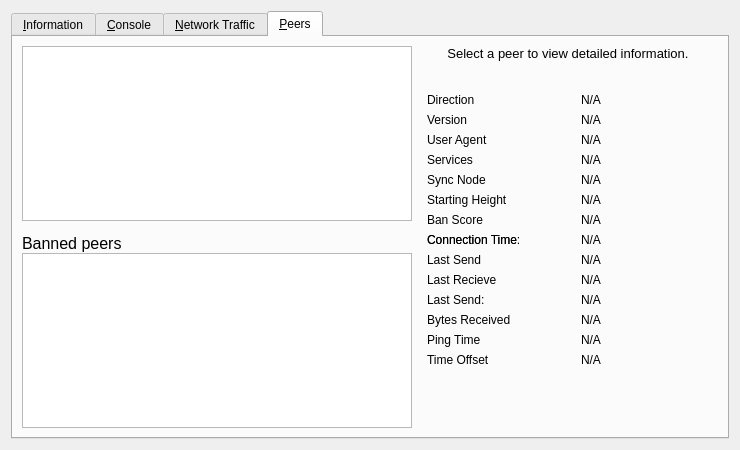
Old version of the form src/qt/forms/rpcconsole.ui in the repository aliothcoin/aliothcoin.
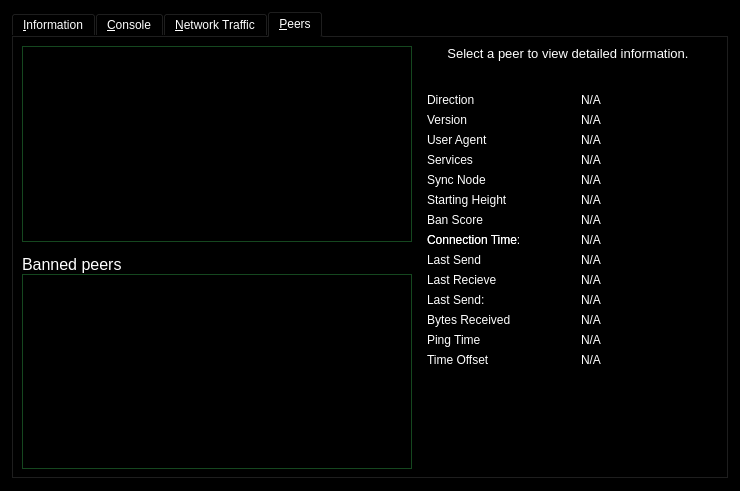
New version of the form. Icons and pictures are not drawn. Custom widgets are drawn as their Qt base class.

The edit to the form file:
```diff
--- a/src/qt/forms/rpcconsole.ui
+++ b/src/qt/forms/rpcconsole.ui
@@ -7,9 +7,424 @@
     <x>0</x>
     <y>0</y>
     <width>740</width>
-    <height>450</height>
+    <height>491</height>
    </rect>
   </property>
+  <property name="palette">
+   <palette>
+    <active>
+     <colorrole role="WindowText">
+      <brush brushstyle="SolidPattern">
+       <color alpha="255">
+        <red>255</red>
+        <green>255</green>
+        <blue>255</blue>
+       </color>
+      </brush>
+     </colorrole>
+     <colorrole role="Button">
+      <brush brushstyle="SolidPattern">
+       <color alpha="255">
+        <red>0</red>
+        <green>0</green>
+        <blue>0</blue>
+       </color>
+      </brush>
+     </colorrole>
+     <colorrole role="Light">
+      <brush brushstyle="SolidPattern">
+       <color alpha="255">
+        <red>0</red>
+        <green>0</green>
+        <blue>0</blue>
+       </color>
+      </brush>
+     </colorrole>
+     <colorrole role="Midlight">
+      <brush brushstyle="SolidPattern">
+       <color alpha="255">
+        <red>0</red>
+        <green>0</green>
+        <blue>0</blue>
+       </color>
+      </brush>
+     </colorrole>
+     <colorrole role="Dark">
+      <brush brushstyle="SolidPattern">
+       <color alpha="255">
+        <red>0</red>
+        <green>0</green>
+        <blue>0</blue>
+       </color>
+      </brush>
+     </colorrole>
+     <colorrole role="Mid">
+      <brush brushstyle="SolidPattern">
+       <color alpha="255">
+        <red>0</red>
+        <green>0</green>
+        <blue>0</blue>
+       </color>
+      </brush>
+     </colorrole>
+     <colorrole role="Text">
+      <brush brushstyle="SolidPattern">
+       <color alpha="255">
+        <red>255</red>
+        <green>255</green>
+        <blue>255</blue>
+       </color>
+      </brush>
+     </colorrole>
+     <colorrole role="BrightText">
+      <brush brushstyle="SolidPattern">
+       <color alpha="255">
+        <red>255</red>
+        <green>255</green>
+        <blue>255</blue>
+       </color>
+      </brush>
+     </colorrole>
+     <colorrole role="ButtonText">
+      <brush brushstyle="SolidPattern">
+       <color alpha="255">
+        <red>255</red>
+        <green>255</green>
+        <blue>255</blue>
+       </color>
+      </brush>
+     </colorrole>
+     <colorrole role="Base">
+      <brush brushstyle="SolidPattern">
+       <color alpha="255">
+        <red>0</red>
+        <green>0</green>
+        <blue>0</blue>
+       </color>
+      </brush>
+     </colorrole>
+     <colorrole role="Window">
+      <brush brushstyle="SolidPattern">
+       <color alpha="255">
+        <red>0</red>
+        <green>0</green>
+        <blue>0</blue>
+       </color>
+      </brush>
+     </colorrole>
+     <colorrole role="Shadow">
+      <brush brushstyle="SolidPattern">
+       <color alpha="255">
+        <red>0</red>
+        <green>0</green>
+        <blue>0</blue>
+       </color>
+      </brush>
+     </colorrole>
+     <colorrole role="AlternateBase">
+      <brush brushstyle="SolidPattern">
+       <color alpha="255">
+        <red>0</red>
+        <green>0</green>
+        <blue>0</blue>
+       </color>
+      </brush>
+     </colorrole>
+     <colorrole role="ToolTipBase">
+      <brush brushstyle="SolidPattern">
+       <color alpha="255">
+        <red>255</red>
+        <green>255</green>
+        <blue>220</blue>
+       </color>
+      </brush>
+     </colorrole>
+     <colorrole role="ToolTipText">
+      <brush brushstyle="SolidPattern">
+       <color alpha="255">
+        <red>0</red>
+        <green>0</green>
+        <blue>0</blue>
+       </color>
+      </brush>
+     </colorrole>
+    </active>
+    <inactive>
+     <colorrole role="WindowText">
+      <brush brushstyle="SolidPattern">
+       <color alpha="255">
+        <red>255</red>
+        <green>255</green>
+        <blue>255</blue>
+       </color>
+      </brush>
+     </colorrole>
+     <colorrole role="Button">
+      <brush brushstyle="SolidPattern">
+       <color alpha="255">
+        <red>0</red>
+        <green>0</green>
+        <blue>0</blue>
+       </color>
+      </brush>
+     </colorrole>
+     <colorrole role="Light">
+      <brush brushstyle="SolidPattern">
+       <color alpha="255">
+        <red>0</red>
+        <green>0</green>
+        <blue>0</blue>
+       </color>
+      </brush>
+     </colorrole>
+     <colorrole role="Midlight">
+      <brush brushstyle="SolidPattern">
+       <color alpha="255">
+        <red>0</red>
+        <green>0</green>
+        <blue>0</blue>
+       </color>
+      </brush>
+     </colorrole>
+     <colorrole role="Dark">
+      <brush brushstyle="SolidPattern">
+       <color alpha="255">
+        <red>0</red>
+        <green>0</green>
+        <blue>0</blue>
+       </color>
+      </brush>
+     </colorrole>
+     <colorrole role="Mid">
+      <brush brushstyle="SolidPattern">
+       <color alpha="255">
+        <red>0</red>
+        <green>0</green>
+        <blue>0</blue>
+       </color>
+      </brush>
+     </colorrole>
+     <colorrole role="Text">
+      <brush brushstyle="SolidPattern">
+       <color alpha="255">
+        <red>255</red>
+        <green>255</green>
+        <blue>255</blue>
+       </color>
+      </brush>
+     </colorrole>
+     <colorrole role="BrightText">
+      <brush brushstyle="SolidPattern">
+       <color alpha="255">
+        <red>255</red>
+        <green>255</green>
+        <blue>255</blue>
+       </color>
+      </brush>
+     </colorrole>
+     <colorrole role="ButtonText">
+      <brush brushstyle="SolidPattern">
+       <color alpha="255">
+        <red>255</red>
+        <green>255</green>
+        <blue>255</blue>
+       </color>
+      </brush>
+     </colorrole>
+     <colorrole role="Base">
+      <brush brushstyle="SolidPattern">
+       <color alpha="255">
+        <red>0</red>
+        <green>0</green>
+        <blue>0</blue>
+       </color>
+      </brush>
+     </colorrole>
+     <colorrole role="Window">
+      <brush brushstyle="SolidPattern">
+       <color alpha="255">
+        <red>0</red>
+        <green>0</green>
+        <blue>0</blue>
+       </color>
+      </brush>
+     </colorrole>
+     <colorrole role="Shadow">
+      <brush brushstyle="SolidPattern">
+       <color alpha="255">
+        <red>0</red>
+        <green>0</green>
+        <blue>0</blue>
+       </color>
+      </brush>
+     </colorrole>
+     <colorrole role="AlternateBase">
+      <brush brushstyle="SolidPattern">
+       <color alpha="255">
+        <red>0</red>
+        <green>0</green>
+        <blue>0</blue>
+       </color>
+      </brush>
+     </colorrole>
+     <colorrole role="ToolTipBase">
+      <brush brushstyle="SolidPattern">
+       <color alpha="255">
+        <red>255</red>
+        <green>255</green>
+        <blue>220</blue>
+       </color>
+      </brush>
+     </colorrole>
+     <colorrole role="ToolTipText">
+      <brush brushstyle="SolidPattern">
+       <color alpha="255">
+        <red>0</red>
+        <green>0</green>
+        <blue>0</blue>
+       </color>
+      </brush>
+     </colorrole>
+    </inactive>
+    <disabled>
+     <colorrole role="WindowText">
+      <brush brushstyle="SolidPattern">
+       <color alpha="255">
+        <red>0</red>
+        <green>0</green>
+        <blue>0</blue>
+       </color>
+      </brush>
+     </colorrole>
+     <colorrole role="Button">
+      <brush brushstyle="SolidPattern">
+       <color alpha="255">
+        <red>0</red>
+        <green>0</green>
+        <blue>0</blue>
+       </color>
+      </brush>
+     </colorrole>
+     <colorrole role="Light">
+      <brush brushstyle="SolidPattern">
+       <color alpha="255">
+        <red>0</red>
+        <green>0</green>
+        <blue>0</blue>
+       </color>
+      </brush>
+     </colorrole>
+     <colorrole role="Midlight">
+      <brush brushstyle="SolidPattern">
+       <color alpha="255">
+        <red>0</red>
+        <green>0</green>
+        <blue>0</blue>
+       </color>
+      </brush>
+     </colorrole>
+     <colorrole role="Dark">
+      <brush brushstyle="SolidPattern">
+       <color alpha="255">
+        <red>0</red>
+        <green>0</green>
+        <blue>0</blue>
+       </color>
+      </brush>
+     </colorrole>
+     <colorrole role="Mid">
+      <brush brushstyle="SolidPattern">
+       <color alpha="255">
+        <red>0</red>
+        <green>0</green>
+        <blue>0</blue>
+       </color>
+      </brush>
+     </colorrole>
+     <colorrole role="Text">
+      <brush brushstyle="SolidPattern">
+       <color alpha="255">
+        <red>0</red>
+        <green>0</green>
+        <blue>0</blue>
+       </color>
+      </brush>
+     </colorrole>
+     <colorrole role="BrightText">
+      <brush brushstyle="SolidPattern">
+       <color alpha="255">
+        <red>255</red>
+        <green>255</green>
+        <blue>255</blue>
+       </color>
+      </brush>
+     </colorrole>
+     <colorrole role="ButtonText">
+      <brush brushstyle="SolidPattern">
+       <color alpha="255">
+        <red>0</red>
+        <green>0</green>
+        <blue>0</blue>
+       </color>
+      </brush>
+     </colorrole>
+     <colorrole role="Base">
+      <brush brushstyle="SolidPattern">
+       <color alpha="255">
+        <red>0</red>
+        <green>0</green>
+        <blue>0</blue>
+       </color>
+      </brush>
+     </colorrole>
+     <colorrole role="Window">
+      <brush brushstyle="SolidPattern">
+       <color alpha="255">
+        <red>0</red>
+        <green>0</green>
+        <blue>0</blue>
+       </color>
+      </brush>
+     </colorrole>
+     <colorrole role="Shadow">
+      <brush brushstyle="SolidPattern">
+       <color alpha="255">
+        <red>0</red>
+        <green>0</green>
+        <blue>0</blue>
+       </color>
+      </brush>
+     </colorrole>
+     <colorrole role="AlternateBase">
+      <brush brushstyle="SolidPattern">
+       <color alpha="255">
+        <red>0</red>
+        <green>0</green>
+        <blue>0</blue>
+       </color>
+      </brush>
+     </colorrole>
+     <colorrole role="ToolTipBase">
+      <brush brushstyle="SolidPattern">
+       <color alpha="255">
+        <red>255</red>
+        <green>255</green>
+        <blue>220</blue>
+       </color>
+      </brush>
+     </colorrole>
+     <colorrole role="ToolTipText">
+      <brush brushstyle="SolidPattern">
+       <color alpha="255">
+        <red>0</red>
+        <green>0</green>
+        <blue>0</blue>
+       </color>
+      </brush>
+     </colorrole>
+    </disabled>
+   </palette>
+  </property>
   <property name="windowTitle">
    <string>Alioth - Debug window</string>
   </property>
@@ -736,6 +1151,475 @@
          </property>
          <item>
           <widget class="QTableView" name="peerWidget">
+           <property name="palette">
+            <palette>
+             <active>
+              <colorrole role="WindowText">
+               <brush brushstyle="SolidPattern">
+                <color alpha="255">
+                 <red>255</red>
+                 <green>255</green>
+                 <blue>255</blue>
+                </color>
+               </brush>
+              </colorrole>
+              <colorrole role="Button">
+               <brush brushstyle="SolidPattern">
+                <color alpha="255">
+                 <red>27</red>
+                 <green>92</green>
+                 <blue>40</blue>
+                </color>
+               </brush>
+              </colorrole>
+              <colorrole role="Light">
+               <brush brushstyle="SolidPattern">
+                <color alpha="255">
+                 <red>40</red>
+                 <green>138</green>
+                 <blue>60</blue>
+                </color>
+               </brush>
+              </colorrole>
+              <colorrole role="Midlight">
+               <brush brushstyle="SolidPattern">
+                <color alpha="255">
+                 <red>33</red>
+                 <green>115</green>
+                 <blue>50</blue>
+                </color>
+               </brush>
+              </colorrole>
+              <colorrole role="Dark">
+               <brush brushstyle="SolidPattern">
+                <color alpha="255">
+                 <red>13</red>
+                 <green>46</green>
+                 <blue>20</blue>
+                </color>
+               </brush>
+              </colorrole>
+              <colorrole role="Mid">
+               <brush brushstyle="SolidPattern">
+                <color alpha="255">
+                 <red>18</red>
+                 <green>61</green>
+                 <blue>26</blue>
+                </color>
+               </brush>
+              </colorrole>
+              <colorrole role="Text">
+               <brush brushstyle="SolidPattern">
+                <color alpha="255">
+                 <red>255</red>
+                 <green>255</green>
+                 <blue>255</blue>
+                </color>
+               </brush>
+              </colorrole>
+              <colorrole role="BrightText">
+               <brush brushstyle="SolidPattern">
+                <color alpha="255">
+                 <red>255</red>
+                 <green>255</green>
+                 <blue>255</blue>
+                </color>
+               </brush>
+              </colorrole>
+              <colorrole role="ButtonText">
+               <brush brushstyle="SolidPattern">
+                <color alpha="255">
+                 <red>255</red>
+                 <green>255</green>
+                 <blue>255</blue>
+                </color>
+               </brush>
+              </colorrole>
+              <colorrole role="Base">
+               <brush brushstyle="SolidPattern">
+                <color alpha="255">
+                 <red>0</red>
+                 <green>0</green>
+                 <blue>0</blue>
+                </color>
+               </brush>
+              </colorrole>
+              <colorrole role="Window">
+               <brush brushstyle="SolidPattern">
+                <color alpha="255">
+                 <red>27</red>
+                 <green>92</green>
+                 <blue>40</blue>
+                </color>
+               </brush>
+              </colorrole>
+              <colorrole role="Shadow">
+               <brush brushstyle="SolidPattern">
+                <color alpha="255">
+                 <red>0</red>
+                 <green>0</green>
+                 <blue>0</blue>
+                </color>
+               </brush>
+              </colorrole>
+              <colorrole role="Highlight">
+               <brush brushstyle="SolidPattern">
+                <color alpha="255">
+                 <red>219</red>
+                 <green>239</green>
+                 <blue>198</blue>
+                </color>
+               </brush>
+              </colorrole>
+              <colorrole role="HighlightedText">
+               <brush brushstyle="SolidPattern">
+                <color alpha="255">
+                 <red>30</red>
+                 <green>61</green>
+                 <blue>33</blue>
+                </color>
+               </brush>
+              </colorrole>
+              <colorrole role="AlternateBase">
+               <brush brushstyle="SolidPattern">
+                <color alpha="255">
+                 <red>13</red>
+                 <green>46</green>
+                 <blue>20</blue>
+                </color>
+               </brush>
+              </colorrole>
+              <colorrole role="ToolTipBase">
+               <brush brushstyle="SolidPattern">
+                <color alpha="255">
+                 <red>255</red>
+                 <green>255</green>
+                 <blue>220</blue>
+                </color>
+               </brush>
+              </colorrole>
+              <colorrole role="ToolTipText">
+               <brush brushstyle="SolidPattern">
+                <color alpha="255">
+                 <red>0</red>
+                 <green>0</green>
+                 <blue>0</blue>
+                </color>
+               </brush>
+              </colorrole>
+             </active>
+             <inactive>
+              <colorrole role="WindowText">
+               <brush brushstyle="SolidPattern">
+                <color alpha="255">
+                 <red>255</red>
+                 <green>255</green>
+                 <blue>255</blue>
+                </color>
+               </brush>
+              </colorrole>
+              <colorrole role="Button">
+               <brush brushstyle="SolidPattern">
+                <color alpha="255">
+                 <red>27</red>
+                 <green>92</green>
+                 <blue>40</blue>
+                </color>
+               </brush>
+              </colorrole>
+              <colorrole role="Light">
+               <brush brushstyle="SolidPattern">
+                <color alpha="255">
+                 <red>40</red>
+                 <green>138</green>
+                 <blue>60</blue>
+                </color>
+               </brush>
+              </colorrole>
+              <colorrole role="Midlight">
+               <brush brushstyle="SolidPattern">
+                <color alpha="255">
+                 <red>33</red>
+                 <green>115</green>
+                 <blue>50</blue>
+                </color>
+               </brush>
+              </colorrole>
+              <colorrole role="Dark">
+               <brush brushstyle="SolidPattern">
+                <color alpha="255">
+                 <red>13</red>
+                 <green>46</green>
+                 <blue>20</blue>
+                </color>
+               </brush>
+              </colorrole>
+              <colorrole role="Mid">
+               <brush brushstyle="SolidPattern">
+                <color alpha="255">
+                 <red>18</red>
+                 <green>61</green>
+                 <blue>26</blue>
+                </color>
+               </brush>
+              </colorrole>
+              <colorrole role="Text">
+               <brush brushstyle="SolidPattern">
+                <color alpha="255">
+                 <red>255</red>
+                 <green>255</green>
+                 <blue>255</blue>
+                </color>
+               </brush>
+              </colorrole>
+              <colorrole role="BrightText">
+               <brush brushstyle="SolidPattern">
+                <color alpha="255">
+                 <red>255</red>
+                 <green>255</green>
+                 <blue>255</blue>
+                </color>
+               </brush>
+              </colorrole>
+              <colorrole role="ButtonText">
+               <brush brushstyle="SolidPattern">
+                <color alpha="255">
+                 <red>255</red>
+                 <green>255</green>
+                 <blue>255</blue>
+                </color>
+               </brush>
+              </colorrole>
+              <colorrole role="Base">
+               <brush brushstyle="SolidPattern">
+                <color alpha="255">
+                 <red>0</red>
+                 <green>0</green>
+                 <blue>0</blue>
+                </color>
+               </brush>
+              </colorrole>
+              <colorrole role="Window">
+               <brush brushstyle="SolidPattern">
+                <color alpha="255">
+                 <red>27</red>
+                 <green>92</green>
+                 <blue>40</blue>
+                </color>
+               </brush>
+              </colorrole>
+              <colorrole role="Shadow">
+               <brush brushstyle="SolidPattern">
+                <color alpha="255">
+                 <red>0</red>
+                 <green>0</green>
+                 <blue>0</blue>
+                </color>
+               </brush>
+              </colorrole>
+              <colorrole role="Highlight">
+               <brush brushstyle="SolidPattern">
+                <color alpha="255">
+                 <red>219</red>
+                 <green>239</green>
+                 <blue>198</blue>
+                </color>
+               </brush>
+              </colorrole>
+              <colorrole role="HighlightedText">
+               <brush brushstyle="SolidPattern">
+                <color alpha="255">
+                 <red>30</red>
+                 <green>61</green>
+                 <blue>33</blue>
+                </color>
+               </brush>
+              </colorrole>
+              <colorrole role="AlternateBase">
+               <brush brushstyle="SolidPattern">
+                <color alpha="255">
+                 <red>13</red>
+                 <green>46</green>
+                 <blue>20</blue>
+                </color>
+               </brush>
+              </colorrole>
+              <colorrole role="ToolTipBase">
+               <brush brushstyle="SolidPattern">
+                <color alpha="255">
+                 <red>255</red>
+                 <green>255</green>
+                 <blue>220</blue>
+                </color>
+               </brush>
+              </colorrole>
+              <colorrole role="ToolTipText">
+               <brush brushstyle="SolidPattern">
+                <color alpha="255">
+                 <red>0</red>
+                 <green>0</green>
+                 <blue>0</blue>
+                </color>
+               </brush>
+              </colorrole>
+             </inactive>
+             <disabled>
+              <colorrole role="WindowText">
+               <brush brushstyle="SolidPattern">
+                <color alpha="255">
+                 <red>13</red>
+                 <green>46</green>
+                 <blue>20</blue>
+                </color>
+               </brush>
+              </colorrole>
+              <colorrole role="Button">
+               <brush brushstyle="SolidPattern">
+                <color alpha="255">
+                 <red>27</red>
+                 <green>92</green>
+                 <blue>40</blue>
+                </color>
+               </brush>
+              </colorrole>
+              <colorrole role="Light">
+               <brush brushstyle="SolidPattern">
+                <color alpha="255">
+                 <red>40</red>
+                 <green>138</green>
+                 <blue>60</blue>
+                </color>
+               </brush>
+              </colorrole>
+              <colorrole role="Midlight">
+               <brush brushstyle="SolidPattern">
+                <color alpha="255">
+                 <red>33</red>
+                 <green>115</green>
+                 <blue>50</blue>
+                </color>
+               </brush>
+              </colorrole>
+              <colorrole role="Dark">
+               <brush brushstyle="SolidPattern">
+                <color alpha="255">
+                 <red>13</red>
+                 <green>46</green>
+                 <blue>20</blue>
+                </color>
+               </brush>
+              </colorrole>
+              <colorrole role="Mid">
+               <brush brushstyle="SolidPattern">
+                <color alpha="255">
+                 <red>18</red>
+                 <green>61</green>
+                 <blue>26</blue>
+                </color>
+               </brush>
+              </colorrole>
+              <colorrole role="Text">
+               <brush brushstyle="SolidPattern">
+                <color alpha="255">
+                 <red>13</red>
+                 <green>46</green>
+                 <blue>20</blue>
+                </color>
+               </brush>
+              </colorrole>
+              <colorrole role="BrightText">
+               <brush brushstyle="SolidPattern">
+                <color alpha="255">
+                 <red>255</red>
+                 <green>255</green>
+                 <blue>255</blue>
+                </color>
+               </brush>
+              </colorrole>
+              <colorrole role="ButtonText">
+               <brush brushstyle="SolidPattern">
+                <color alpha="255">
+                 <red>13</red>
+                 <green>46</green>
+                 <blue>20</blue>
+                </color>
+               </brush>
+              </colorrole>
+              <colorrole role="Base">
+               <brush brushstyle="SolidPattern">
+                <color alpha="255">
+                 <red>27</red>
+                 <green>92</green>
+                 <blue>40</blue>
+                </color>
+               </brush>
+              </colorrole>
+              <colorrole role="Window">
+               <brush brushstyle="SolidPattern">
+                <color alpha="255">
+                 <red>27</red>
+                 <green>92</green>
+                 <blue>40</blue>
+                </color>
+               </brush>
+              </colorrole>
+              <colorrole role="Shadow">
+               <brush brushstyle="SolidPattern">
+                <color alpha="255">
+                 <red>0</red>
+                 <green>0</green>
+                 <blue>0</blue>
+                </color>
+               </brush>
+              </colorrole>
+              <colorrole role="Highlight">
+               <brush brushstyle="SolidPattern">
+                <color alpha="255">
+                 <red>174</red>
+                 <green>174</green>
+                 <blue>174</blue>
+                </color>
+               </brush>
+              </colorrole>
+              <colorrole role="HighlightedText">
+               <brush brushstyle="SolidPattern">
+                <color alpha="255">
+                 <red>30</red>
+                 <green>61</green>
+                 <blue>33</blue>
+                </color>
+               </brush>
+              </colorrole>
+              <colorrole role="AlternateBase">
+               <brush brushstyle="SolidPattern">
+                <color alpha="255">
+                 <red>27</red>
+                 <green>92</green>
+                 <blue>40</blue>
+                </color>
+               </brush>
+              </colorrole>
+              <colorrole role="ToolTipBase">
+               <brush brushstyle="SolidPattern">
+                <color alpha="255">
+                 <red>255</red>
+                 <green>255</green>
+                 <blue>220</blue>
+                </color>
+               </brush>
+              </colorrole>
+              <colorrole role="ToolTipText">
+               <brush brushstyle="SolidPattern">
+                <color alpha="255">
+                 <red>0</red>
+                 <green>0</green>
+                 <blue>0</blue>
+                </color>
+               </brush>
+              </colorrole>
+             </disabled>
+            </palette>
+           </property>
            <property name="horizontalScrollBarPolicy">
             <enum>Qt::ScrollBarAsNeeded</enum>
            </property>
@@ -797,6 +1681,421 @@
              <verstretch>0</verstretch>
             </sizepolicy>
            </property>
+           <property name="palette">
+            <palette>
+             <active>
+              <colorrole role="WindowText">
+               <brush brushstyle="SolidPattern">
+                <color alpha="255">
+                 <red>255</red>
+                 <green>255</green>
+                 <blue>255</blue>
+                </color>
+               </brush>
+              </colorrole>
+              <colorrole role="Button">
+               <brush brushstyle="SolidPattern">
+                <color alpha="255">
+                 <red>27</red>
+                 <green>92</green>
+                 <blue>40</blue>
+                </color>
+               </brush>
+              </colorrole>
+              <colorrole role="Light">
+               <brush brushstyle="SolidPattern">
+                <color alpha="255">
+                 <red>40</red>
+                 <green>138</green>
+                 <blue>60</blue>
+                </color>
+               </brush>
+              </colorrole>
+              <colorrole role="Midlight">
+               <brush brushstyle="SolidPattern">
+                <color alpha="255">
+                 <red>33</red>
+                 <green>115</green>
+                 <blue>50</blue>
+                </color>
+               </brush>
+              </colorrole>
+              <colorrole role="Dark">
+               <brush brushstyle="SolidPattern">
+                <color alpha="255">
+                 <red>13</red>
+                 <green>46</green>
+                 <blue>20</blue>
+                </color>
+               </brush>
+              </colorrole>
+              <colorrole role="Mid">
+               <brush brushstyle="SolidPattern">
+                <color alpha="255">
+                 <red>18</red>
+                 <green>61</green>
+                 <blue>26</blue>
+                </color>
+               </brush>
+              </colorrole>
+              <colorrole role="Text">
+               <brush brushstyle="SolidPattern">
+                <color alpha="255">
+                 <red>255</red>
+                 <green>255</green>
+                 <blue>255</blue>
+                </color>
+               </brush>
+              </colorrole>
+              <colorrole role="BrightText">
+               <brush brushstyle="SolidPattern">
+                <color alpha="255">
+                 <red>255</red>
+                 <green>255</green>
+                 <blue>255</blue>
+                </color>
+               </brush>
+              </colorrole>
+              <colorrole role="ButtonText">
+               <brush brushstyle="SolidPattern">
+                <color alpha="255">
+                 <red>255</red>
+                 <green>255</green>
+                 <blue>255</blue>
+                </color>
+               </brush>
+              </colorrole>
+              <colorrole role="Base">
+               <brush brushstyle="SolidPattern">
+                <color alpha="255">
+                 <red>0</red>
+                 <green>0</green>
+                 <blue>0</blue>
+                </color>
+               </brush>
+              </colorrole>
+              <colorrole role="Window">
+               <brush brushstyle="SolidPattern">
+                <color alpha="255">
+                 <red>27</red>
+                 <green>92</green>
+                 <blue>40</blue>
+                </color>
+               </brush>
+              </colorrole>
+              <colorrole role="Shadow">
+               <brush brushstyle="SolidPattern">
+                <color alpha="255">
+                 <red>0</red>
+                 <green>0</green>
+                 <blue>0</blue>
+                </color>
+               </brush>
+              </colorrole>
+              <colorrole role="AlternateBase">
+               <brush brushstyle="SolidPattern">
+                <color alpha="255">
+                 <red>13</red>
+                 <green>46</green>
+                 <blue>20</blue>
+                </color>
+               </brush>
+              </colorrole>
+              <colorrole role="ToolTipBase">
+               <brush brushstyle="SolidPattern">
+                <color alpha="255">
+                 <red>255</red>
+                 <green>255</green>
+                 <blue>220</blue>
+                </color>
+               </brush>
+              </colorrole>
+              <colorrole role="ToolTipText">
+               <brush brushstyle="SolidPattern">
+                <color alpha="255">
+                 <red>0</red>
+                 <green>0</green>
+                 <blue>0</blue>
+                </color>
+               </brush>
+              </colorrole>
+             </active>
+             <inactive>
+              <colorrole role="WindowText">
+               <brush brushstyle="SolidPattern">
+                <color alpha="255">
+                 <red>255</red>
+                 <green>255</green>
+                 <blue>255</blue>
+                </color>
+               </brush>
+              </colorrole>
+              <colorrole role="Button">
+               <brush brushstyle="SolidPattern">
+                <color alpha="255">
+                 <red>27</red>
+                 <green>92</green>
+                 <blue>40</blue>
+                </color>
+               </brush>
+              </colorrole>
+              <colorrole role="Light">
+               <brush brushstyle="SolidPattern">
+                <color alpha="255">
+                 <red>40</red>
+                 <green>138</green>
+                 <blue>60</blue>
+                </color>
+               </brush>
+              </colorrole>
+              <colorrole role="Midlight">
+               <brush brushstyle="SolidPattern">
+                <color alpha="255">
+                 <red>33</red>
+                 <green>115</green>
+                 <blue>50</blue>
+                </color>
+               </brush>
+              </colorrole>
+              <colorrole role="Dark">
+               <brush brushstyle="SolidPattern">
+                <color alpha="255">
+                 <red>13</red>
+                 <green>46</green>
+                 <blue>20</blue>
+                </color>
+               </brush>
+              </colorrole>
+              <colorrole role="Mid">
+               <brush brushstyle="SolidPattern">
+                <color alpha="255">
+                 <red>18</red>
+                 <green>61</green>
+                 <blue>26</blue>
+                </color>
+               </brush>
+              </colorrole>
+              <colorrole role="Text">
+               <brush brushstyle="SolidPattern">
+                <color alpha="255">
+                 <red>255</red>
+                 <green>255</green>
+                 <blue>255</blue>
+                </color>
+               </brush>
+              </colorrole>
+              <colorrole role="BrightText">
+               <brush brushstyle="SolidPattern">
+                <color alpha="255">
+                 <red>255</red>
+                 <green>255</green>
+                 <blue>255</blue>
+                </color>
+               </brush>
+              </colorrole>
+              <colorrole role="ButtonText">
+               <brush brushstyle="SolidPattern">
+                <color alpha="255">
+                 <red>255</red>
+                 <green>255</green>
+                 <blue>255</blue>
+                </color>
+               </brush>
+              </colorrole>
+              <colorrole role="Base">
+               <brush brushstyle="SolidPattern">
+                <color alpha="255">
+                 <red>0</red>
+                 <green>0</green>
+                 <blue>0</blue>
+                </color>
+               </brush>
+              </colorrole>
+              <colorrole role="Window">
+               <brush brushstyle="SolidPattern">
+                <color alpha="255">
+                 <red>27</red>
+                 <green>92</green>
+                 <blue>40</blue>
+                </color>
+               </brush>
+              </colorrole>
+              <colorrole role="Shadow">
+               <brush brushstyle="SolidPattern">
+                <color alpha="255">
+                 <red>0</red>
+                 <green>0</green>
+                 <blue>0</blue>
+                </color>
+               </brush>
+              </colorrole>
+              <colorrole role="AlternateBase">
+               <brush brushstyle="SolidPattern">
+                <color alpha="255">
+                 <red>13</red>
+                 <green>46</green>
+                 <blue>20</blue>
+                </color>
+               </brush>
+              </colorrole>
+              <colorrole role="ToolTipBase">
+               <brush brushstyle="SolidPattern">
+                <color alpha="255">
+                 <red>255</red>
+                 <green>255</green>
+                 <blue>220</blue>
+                </color>
+               </brush>
+              </colorrole>
+              <colorrole role="ToolTipText">
+               <brush brushstyle="SolidPattern">
+                <color alpha="255">
+                 <red>0</red>
+                 <green>0</green>
+                 <blue>0</blue>
+                </color>
+               </brush>
+              </colorrole>
+             </inactive>
+             <disabled>
+              <colorrole role="WindowText">
+               <brush brushstyle="SolidPattern">
+                <color alpha="255">
+                 <red>13</red>
+                 <green>46</green>
+                 <blue>20</blue>
+                </color>
+               </brush>
+              </colorrole>
+              <colorrole role="Button">
+               <brush brushstyle="SolidPattern">
+                <color alpha="255">
+                 <red>27</red>
+                 <green>92</green>
+                 <blue>40</blue>
+                </color>
+               </brush>
+              </colorrole>
+              <colorrole role="Light">
+               <brush brushstyle="SolidPattern">
+                <color alpha="255">
+                 <red>40</red>
+                 <green>138</green>
+                 <blue>60</blue>
+                </color>
+               </brush>
+              </colorrole>
+              <colorrole role="Midlight">
+               <brush brushstyle="SolidPattern">
+                <color alpha="255">
+                 <red>33</red>
+                 <green>115</green>
+                 <blue>50</blue>
+                </color>
+               </brush>
+              </colorrole>
+              <colorrole role="Dark">
+               <brush brushstyle="SolidPattern">
+                <color alpha="255">
+                 <red>13</red>
+                 <green>46</green>
+                 <blue>20</blue>
+                </color>
+               </brush>
+              </colorrole>
+              <colorrole role="Mid">
+               <brush brushstyle="SolidPattern">
+                <color alpha="255">
+                 <red>18</red>
+                 <green>61</green>
+                 <blue>26</blue>
+                </color>
+               </brush>
+              </colorrole>
+              <colorrole role="Text">
+               <brush brushstyle="SolidPattern">
+                <color alpha="255">
+                 <red>13</red>
+                 <green>46</green>
+                 <blue>20</blue>
+                </color>
+               </brush>
+              </colorrole>
+              <colorrole role="BrightText">
+               <brush brushstyle="SolidPattern">
+                <color alpha="255">
+                 <red>255</red>
+                 <green>255</green>
+                 <blue>255</blue>
+                </color>
+               </brush>
+              </colorrole>
+              <colorrole role="ButtonText">
+               <brush brushstyle="SolidPattern">
+                <color alpha="255">
+                 <red>13</red>
+                 <green>46</green>
+                 <blue>20</blue>
+                </color>
+               </brush>
+              </colorrole>
+              <colorrole role="Base">
+               <brush brushstyle="SolidPattern">
+                <color alpha="255">
+                 <red>27</red>
+                 <green>92</green>
+                 <blue>40</blue>
+                </color>
+               </brush>
+              </colorrole>
+              <colorrole role="Window">
+               <brush brushstyle="SolidPattern">
+                <color alpha="255">
+                 <red>27</red>
+                 <green>92</green>
+                 <blue>40</blue>
+                </color>
+               </brush>
+              </colorrole>
+              <colorrole role="Shadow">
+               <brush brushstyle="SolidPattern">
+                <color alpha="255">
+                 <red>0</red>
+                 <green>0</green>
+                 <blue>0</blue>
+                </color>
+               </brush>
+              </colorrole>
+              <colorrole role="AlternateBase">
+               <brush brushstyle="SolidPattern">
+                <color alpha="255">
+                 <red>27</red>
+                 <green>92</green>
+                 <blue>40</blue>
+                </color>
+               </brush>
+              </colorrole>
+              <colorrole role="ToolTipBase">
+               <brush brushstyle="SolidPattern">
+                <color alpha="255">
+                 <red>255</red>
+                 <green>255</green>
+                 <blue>220</blue>
+                </color>
+               </brush>
+              </colorrole>
+              <colorrole role="ToolTipText">
+               <brush brushstyle="SolidPattern">
+                <color alpha="255">
+                 <red>0</red>
+                 <green>0</green>
+                 <blue>0</blue>
+                </color>
+               </brush>
+              </colorrole>
+             </disabled>
+            </palette>
+           </property>
            <property name="horizontalScrollBarPolicy">
             <enum>Qt::ScrollBarAsNeeded</enum>
            </property>
```
